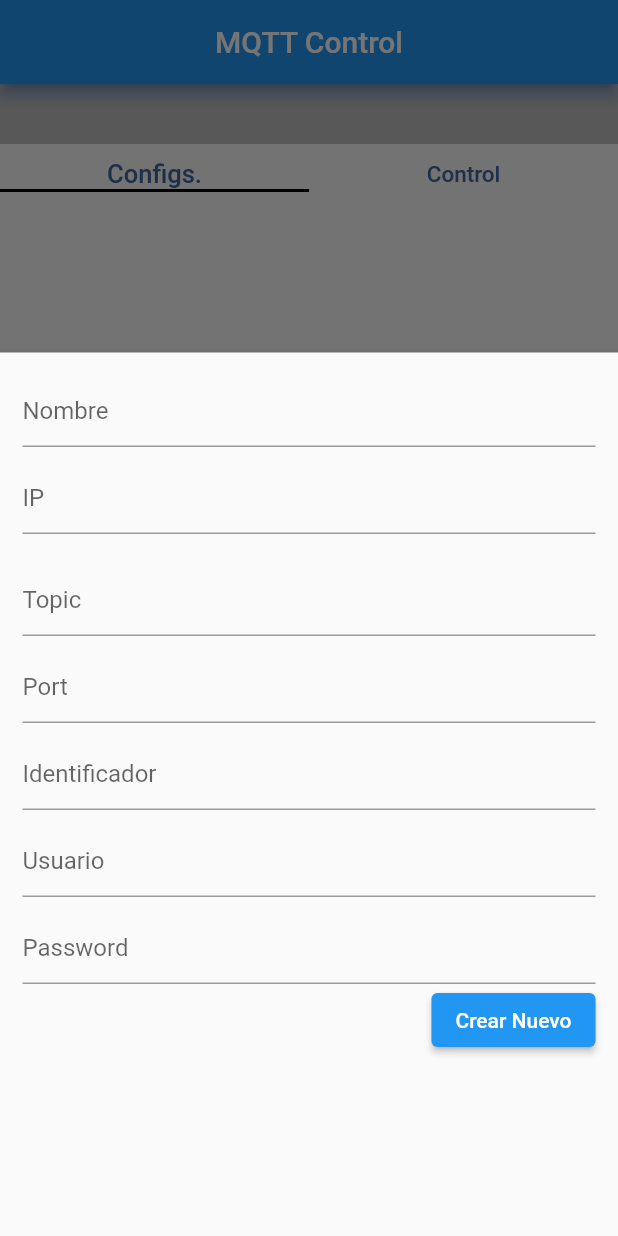
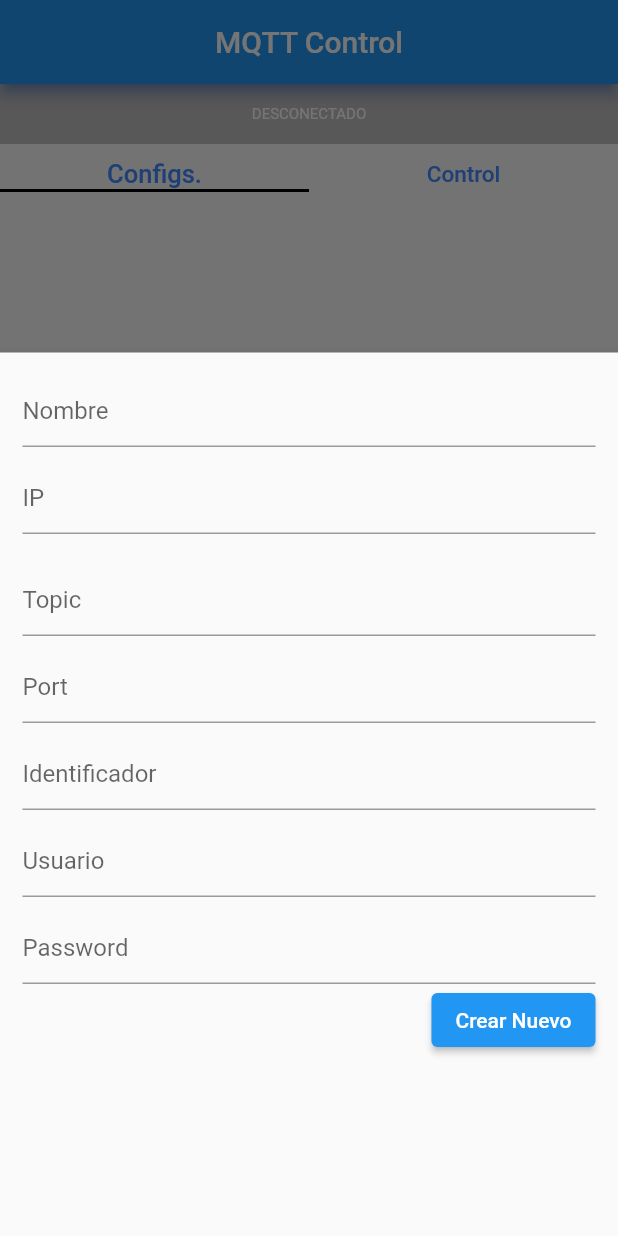
Before and after one commit to Guzzizander/mqtt_control_2, a Flutter app: the screen it shows after launch, after a tap on the "add" icon, on a phone screen of 412 x 824 dp. Run offline on Flutter 3.47's test engine with Material 2 defaults, Android fonts, the phone set to English and light mode, and no system bars; our stand-ins replace font_awesome_flutter, sqflite; missing offline and left inert: mqtt_client; accounts and stored records are empty; Roboto replaces fonts that are missing (Verdana).

Commit message:
Cambiado color opciones menu

```diff
--- a/lib/src/screens/menu.dart
+++ b/lib/src/screens/menu.dart
@@ -72,7 +72,7 @@ class _Menu extends State<Menu> with SingleTickerProviderStateMixin {
                     "Configs.",
                     style: TextStyle(
                       fontSize: 17,
-                      color: Color(0xFF43669E),
+                      color: Colors.blueAccent,
                     ),
                     textAlign: TextAlign.center,
                   ),
@@ -80,7 +80,7 @@ class _Menu extends State<Menu> with SingleTickerProviderStateMixin {
                     "Control",
                     style: TextStyle(
                       fontSize: 15,
-                      color: Color(0xFF43669E),
+                      color: Colors.blueAccent,
                     ),
                     textAlign: TextAlign.center,
                   ),
--- a/lib/src/variables.dart
+++ b/lib/src/variables.dart
@@ -19,4 +19,5 @@ Color cardColor = const Color.fromARGB(255, 194, 191, 191);
 //FaIcon iconParo = FaIcon(FontAwesomeIcons.solidCircleStop);
 FaIcon iconMarcha = FaIcon(FontAwesomeIcons.solidCirclePlay);
 Color iconMarchaColor = Colors.redAccent;
-String textoMensajes = '';
+Color menuColor = Colors.blueAccent;
+String textoMensajes = 'DESCONECTADO';
```
